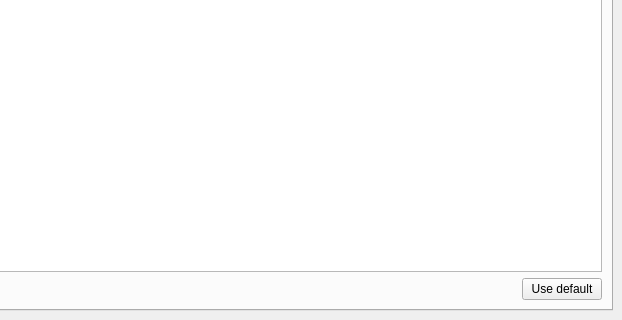
mym-br/gama_tts_editor, file ui/PostureEditorWindow.ui: the form before one commit; both pictures show x 378 to 1000 and y 380 to 700 of the 1000 by 700 pixel window.
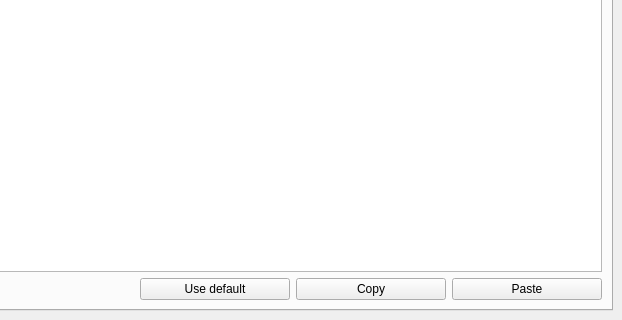
The form after the commit. The open tabs and pages were chosen to show the change.

Commit message: Add copy/paste of posture parameters.

```diff
--- a/ui/PostureEditorWindow.ui
+++ b/ui/PostureEditorWindow.ui
@@ -187,11 +187,43 @@
              </item>
              <item>
               <widget class="QPushButton" name="useDefaultParameterValueButton">
+               <property name="minimumSize">
+                <size>
+                 <width>150</width>
+                 <height>0</height>
+                </size>
+               </property>
                <property name="text">
                 <string>Use default</string>
                </property>
               </widget>
              </item>
+             <item>
+              <widget class="QPushButton" name="copyParametersButton">
+               <property name="minimumSize">
+                <size>
+                 <width>150</width>
+                 <height>0</height>
+                </size>
+               </property>
+               <property name="text">
+                <string>Copy</string>
+               </property>
+              </widget>
+             </item>
+             <item>
+              <widget class="QPushButton" name="pasteParametersButton">
+               <property name="minimumSize">
+                <size>
+                 <width>150</width>
+                 <height>0</height>
+                </size>
+               </property>
+               <property name="text">
+                <string>Paste</string>
+               </property>
+              </widget>
+             </item>
             </layout>
            </widget>
           </item>
```
Left out of the diff: 46 changed lines with no effect on the pictures. The commit also changes 5 other files.
